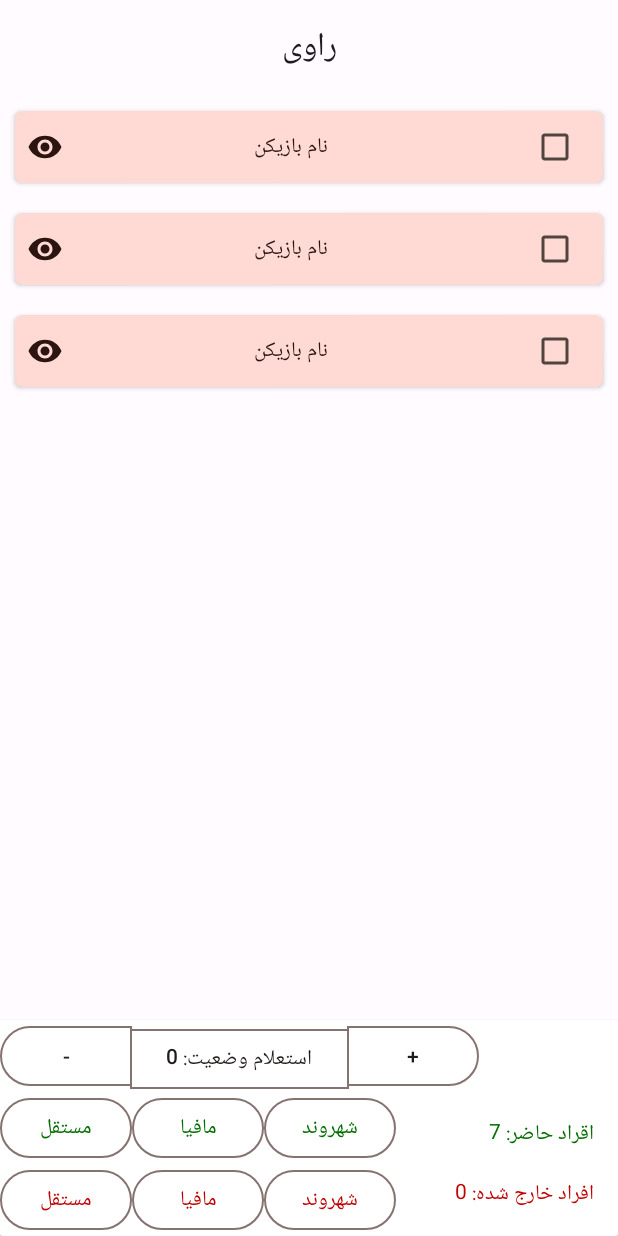
After one commit to IamRezaMousavi/Mafia, an Android app: the layout activity_narrator.xml on its own in the app's theme, with its tools: preview values and no code run, on a phone screen of 412 x 824 dp. The commit adds this screen. Run offline under Robolectric (Android 15) with nearby library versions, the phone set to English and light mode, and no system bars.

Commit message:
add peopleRole and narrator activities

```diff
--- a/app/src/main/AndroidManifest.xml
+++ b/app/src/main/AndroidManifest.xml
@@ -12,6 +12,12 @@
         android:supportsRtl="true"
         android:theme="@style/Theme.Mafia"
         tools:targetApi="31">
+        <activity
+            android:name=".NarratorActivity"
+            android:exported="false" />
+        <activity
+            android:name=".PeopleRoleActivity"
+            android:exported="false" />
         <activity
             android:name=".RoleActivity"
             android:exported="false" />
--- a/app/src/main/java/com/github/iamrezamousavi/mafia/RoleActivity.kt
+++ b/app/src/main/java/com/github/iamrezamousavi/mafia/RoleActivity.kt
@@ -1,5 +1,6 @@
 package com.github.iamrezamousavi.mafia
 
+import android.content.Intent
 import android.os.Bundle
 import android.widget.Toast
 import androidx.appcompat.app.AppCompatActivity
@@ -16,5 +17,9 @@ class RoleActivity : AppCompatActivity() {
         binding.chipGroup.chip1.setOnCheckedChangeListener { _, isChecked ->
             Toast.makeText(this, "Chip 1: $isChecked", Toast.LENGTH_SHORT).show()
         }
+
+        binding.button.setOnClickListener {
+            startActivity(Intent(this, PeopleRoleActivity::class.java))
+        }
     }
 }
--- /dev/null
+++ b/app/src/main/res/drawable/baseline_visibility_24.xml
@@ -0,0 +1,10 @@
+<vector xmlns:android="http://schemas.android.com/apk/res/android"
+    android:width="24dp"
+    android:height="24dp"
+    android:tint="@color/md_theme_onSecondaryContainer"
+    android:viewportWidth="24"
+    android:viewportHeight="24">
+    <path
+        android:fillColor="@android:color/white"
+        android:pathData="M12,4.5C7,4.5 2.73,7.61 1,12c1.73,4.39 6,7.5 11,7.5s9.27,-3.11 11,-7.5c-1.73,-4.39 -6,-7.5 -11,-7.5zM12,17c-2.76,0 -5,-2.24 -5,-5s2.24,-5 5,-5 5,2.24 5,5 -2.24,5 -5,5zM12,9c-1.66,0 -3,1.34 -3,3s1.34,3 3,3 3,-1.34 3,-3 -1.34,-3 -3,-3z" />
+</vector>
--- /dev/null
+++ b/app/src/main/res/layout/activity_narrator.xml
@@ -0,0 +1,166 @@
+<?xml version="1.0" encoding="utf-8"?>
+<androidx.constraintlayout.widget.ConstraintLayout xmlns:android="http://schemas.android.com/apk/res/android"
+    xmlns:app="http://schemas.android.com/apk/res-auto"
+    xmlns:tools="http://schemas.android.com/tools"
+    android:layout_width="match_parent"
+    android:layout_height="match_parent"
+    tools:context=".NarratorActivity">
+
+    <com.google.android.material.appbar.AppBarLayout
+        android:id="@+id/narratorTopBar"
+        android:layout_width="match_parent"
+        android:layout_height="wrap_content"
+        app:layout_constraintLeft_toLeftOf="parent"
+        app:layout_constraintRight_toRightOf="parent"
+        app:layout_constraintTop_toTopOf="parent">
+
+        <com.google.android.material.appbar.MaterialToolbar
+            android:id="@+id/narratorToolBar"
+            android:layout_width="match_parent"
+            android:layout_height="wrap_content"
+            android:minHeight="?attr/actionBarSize"
+            app:title="راوی"
+            app:titleCentered="true" />
+
+    </com.google.android.material.appbar.AppBarLayout>
+
+    <androidx.recyclerview.widget.RecyclerView
+        android:id="@+id/peopleList"
+        android:layout_width="match_parent"
+        android:layout_height="0dp"
+        app:layoutManager="androidx.recyclerview.widget.LinearLayoutManager"
+        app:layout_constraintEnd_toEndOf="parent"
+        app:layout_constraintStart_toStartOf="parent"
+        app:layout_constraintTop_toBottomOf="@id/narratorTopBar"
+        tools:listitem="@layout/narrator_people_item" />
+
+    <androidx.cardview.widget.CardView
+        android:layout_width="match_parent"
+        android:layout_height="wrap_content"
+        app:layout_constraintBottom_toBottomOf="parent"
+        app:layout_constraintEnd_toEndOf="parent"
+        app:layout_constraintStart_toStartOf="parent">
+
+        <androidx.constraintlayout.widget.ConstraintLayout
+            android:layout_width="match_parent"
+            android:layout_height="match_parent">
+
+            <com.google.android.material.button.MaterialButtonToggleGroup
+                android:id="@+id/statusButton"
+                android:layout_width="wrap_content"
+                android:layout_height="wrap_content"
+                app:layout_constraintStart_toStartOf="parent"
+                app:layout_constraintTop_toTopOf="parent">
+
+                <Button
+                    android:id="@+id/leftStatusButton"
+                    style="?attr/materialButtonOutlinedStyle"
+                    android:layout_width="wrap_content"
+                    android:layout_height="wrap_content"
+                    android:text="-" />
+
+                <Button
+                    android:id="@+id/button2"
+                    style="?attr/materialButtonOutlinedStyle"
+                    android:layout_width="wrap_content"
+                    android:layout_height="wrap_content"
+                    android:clickable="false"
+                    android:text="استعلام وضعیت: 0" />
+
+                <Button
+                    android:id="@+id/rightStatusButton"
+                    style="?attr/materialButtonOutlinedStyle"
+                    android:layout_width="wrap_content"
+                    android:layout_height="wrap_content"
+                    android:text="+" />
+            </com.google.android.material.button.MaterialButtonToggleGroup>
+
+            <Button
+                android:id="@+id/button4"
+                style="?attr/materialButtonOutlinedStyle"
+                android:layout_width="wrap_content"
+                android:layout_height="wrap_content"
+                android:text="مستقل"
+                android:textColor="@color/citizen_md_theme_primary"
+                app:layout_constraintStart_toStartOf="parent"
+                app:layout_constraintTop_toBottomOf="@id/statusButton" />
+
+            <Button
+                android:id="@+id/button3"
+                style="?attr/materialButtonOutlinedStyle"
+                android:layout_width="wrap_content"
+                android:layout_height="wrap_content"
+                android:text="مافیا"
+                android:textColor="@color/citizen_md_theme_primary"
+                app:layout_constraintStart_toEndOf="@+id/button4"
+                app:layout_constraintTop_toBottomOf="@id/statusButton" />
+
+            <Button
+                android:id="@+id/button5"
+                style="?attr/materialButtonOutlinedStyle"
+                android:layout_width="wrap_content"
+                android:layout_height="wrap_content"
+                android:text="شهروند"
+                android:textColor="@color/citizen_md_theme_primary"
+                app:layout_constraintStart_toEndOf="@+id/button3"
+                app:layout_constraintTop_toBottomOf="@id/statusButton" />
+
+            <Button
+                android:id="@+id/button6"
+                style="?attr/materialButtonOutlinedStyle"
+                android:layout_width="wrap_content"
+                android:layout_height="wrap_content"
+                android:text="مستقل"
+                android:textColor="@color/mafia_md_theme_primary"
+                app:layout_constraintBottom_toBottomOf="parent"
+                app:layout_constraintStart_toStartOf="parent"
+                app:layout_constraintTop_toBottomOf="@+id/button4" />
+
+            <Button
+                android:id="@+id/button7"
+                style="?attr/materialButtonOutlinedStyle"
+                android:layout_width="wrap_content"
+                android:layout_height="wrap_content"
+                android:text="مافیا"
+                android:textColor="@color/mafia_md_theme_primary"
+                app:layout_constraintBottom_toBottomOf="parent"
+                app:layout_constraintStart_toEndOf="@+id/button6" />
+
+            <Button
+                android:id="@+id/button8"
+                style="?attr/materialButtonOutlinedStyle"
+                android:layout_width="wrap_content"
+                android:layout_height="wrap_content"
+                android:text="شهروند"
+                android:textColor="@color/mafia_md_theme_primary"
+                app:layout_constraintBottom_toBottomOf="parent"
+                app:layout_constraintStart_toEndOf="@+id/button7" />
+
+            <TextView
+                android:id="@+id/textView9"
+                android:layout_width="wrap_content"
+                android:layout_height="wrap_content"
+                android:layout_marginTop="16dp"
+                android:layout_marginEnd="16dp"
+                android:layout_marginRight="16dp"
+                android:text="اقراد حاضر: 7"
+                android:textColor="@color/citizen_md_theme_primary"
+                app:layout_constraintEnd_toEndOf="parent"
+                app:layout_constraintTop_toBottomOf="@id/statusButton" />
+
+            <TextView
+                android:id="@+id/textView10"
+                android:layout_width="wrap_content"
+                android:layout_height="wrap_content"
+                android:layout_marginEnd="16dp"
+                android:layout_marginRight="16dp"
+                android:text="افراد خارج شده: 0"
+                android:textColor="@color/mafia_md_theme_primary"
+                app:layout_constraintBottom_toBottomOf="parent"
+                app:layout_constraintEnd_toEndOf="parent"
+                app:layout_constraintTop_toBottomOf="@+id/textView9" />
+
+        </androidx.constraintlayout.widget.ConstraintLayout>
+    </androidx.cardview.widget.CardView>
+
+</androidx.constraintlayout.widget.ConstraintLayout>
--- /dev/null
+++ b/app/src/main/res/layout/narrator_people_item.xml
@@ -0,0 +1,49 @@
+<?xml version="1.0" encoding="utf-8"?>
+<androidx.cardview.widget.CardView xmlns:android="http://schemas.android.com/apk/res/android"
+    xmlns:app="http://schemas.android.com/apk/res-auto"
+    android:id="@+id/people_item"
+    android:layout_width="match_parent"
+    android:layout_height="wrap_content"
+    android:layout_margin="10dp"
+    app:cardBackgroundColor="@color/md_theme_secondaryContainer"
+    app:cardCornerRadius="5dp">
+
+    <androidx.constraintlayout.widget.ConstraintLayout
+        android:layout_width="match_parent"
+        android:layout_height="match_parent">
+
+        <TextView
+            android:id="@+id/playerName"
+            android:layout_width="wrap_content"
+            android:layout_height="wrap_content"
+            android:text="نام بازیکن"
+            android:textColor="@color/md_theme_onSecondaryContainer"
+            app:layout_constraintBottom_toBottomOf="parent"
+            app:layout_constraintEnd_toStartOf="@id/playerCheckBox"
+            app:layout_constraintStart_toEndOf="@id/playerRemoveButton"
+            app:layout_constraintTop_toTopOf="parent" />
+
+        <CheckBox
+            android:id="@+id/playerCheckBox"
+            android:layout_width="wrap_content"
+            android:layout_height="wrap_content"
+            android:layout_marginEnd="8dp"
+            android:layout_marginRight="8dp"
+            app:layout_constraintBottom_toBottomOf="parent"
+            app:layout_constraintEnd_toEndOf="parent"
+            app:layout_constraintTop_toTopOf="parent" />
+
+        <ImageButton
+            android:id="@+id/playerRemoveButton"
+            android:layout_width="wrap_content"
+            android:layout_height="wrap_content"
+            android:layout_marginStart="8dp"
+            android:layout_marginLeft="8dp"
+            android:background="@android:color/transparent"
+            android:contentDescription="clear item"
+            android:src="@drawable/baseline_visibility_24"
+            app:layout_constraintBottom_toBottomOf="parent"
+            app:layout_constraintStart_toStartOf="parent"
+            app:layout_constraintTop_toTopOf="parent" />
+    </androidx.constraintlayout.widget.ConstraintLayout>
+</androidx.cardview.widget.CardView>
--- a/app/src/main/res/mipmap-anydpi-v26/ic_launcher.xml
+++ b/app/src/main/res/mipmap-anydpi-v26/ic_launcher.xml
@@ -1,5 +1,5 @@
 <?xml version="1.0" encoding="utf-8"?>
 <adaptive-icon xmlns:android="http://schemas.android.com/apk/res/android">
-    <background android:drawable="@color/ic_launcher_background"/>
-    <foreground android:drawable="@mipmap/ic_launcher_foreground"/>
+    <background android:drawable="@color/ic_launcher_background" />
+    <foreground android:drawable="@mipmap/ic_launcher_foreground" />
 </adaptive-icon>
--- a/app/src/main/res/mipmap-anydpi-v26/ic_launcher_round.xml
+++ b/app/src/main/res/mipmap-anydpi-v26/ic_launcher_round.xml
@@ -1,5 +1,5 @@
 <?xml version="1.0" encoding="utf-8"?>
 <adaptive-icon xmlns:android="http://schemas.android.com/apk/res/android">
-    <background android:drawable="@color/ic_launcher_background"/>
-    <foreground android:drawable="@mipmap/ic_launcher_foreground"/>
+    <background android:drawable="@color/ic_launcher_background" />
+    <foreground android:drawable="@mipmap/ic_launcher_foreground" />
 </adaptive-icon>
```
Also changed, not shown: app/src/main/java/com/github/iamrezamousavi/mafia/NarratorActivity.kt (added, +11 -0 lines), app/src/main/java/com/github/iamrezamousavi/mafia/PeopleRoleActivity.kt (added, +11 -0 lines), app/src/main/res/drawable/baseline_refresh_24.xml (added, +10 -0 lines), app/src/main/res/drawable/baseline_visibility_off_24.xml (added, +10 -0 lines), app/src/main/res/layout/activity_people_role.xml (added, +40 -0 lines), app/src/main/res/layout/people_role_item.xml (added, +28 -0 lines), app/src/main/res/menu/people_role_app_bar.xml (added, +10 -0 lines).
